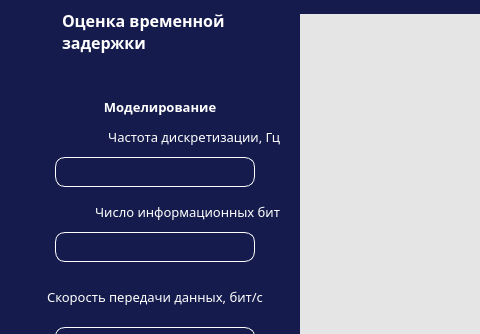
nmikolaychuk/time-delay-assessment-doppler, file ui/main.ui: the form before one commit; both pictures show x 0 to 480 and y 0 to 334 of the 1315 by 806 pixel window.
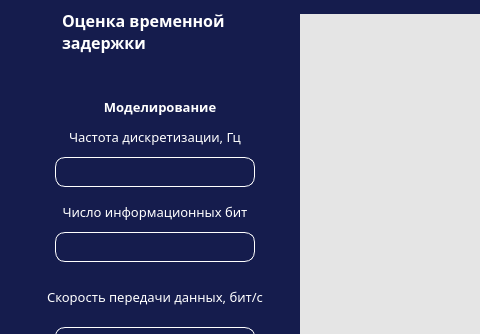
The form after the commit. Icons and pictures are not drawn.

Commit message: Обновлен интерфейс

```diff
--- a/ui/main.ui
+++ b/ui/main.ui
@@ -326,7 +326,7 @@
                 <string>Частота дискретизации, Гц</string>
                </property>
                <property name="alignment">
-                <set>Qt::AlignRight|Qt::AlignTrailing|Qt::AlignVCenter</set>
+                <set>Qt::AlignCenter</set>
                </property>
               </widget>
              </item>
@@ -424,7 +424,7 @@
                 <string>Число информационных бит</string>
                </property>
                <property name="alignment">
-                <set>Qt::AlignRight|Qt::AlignTrailing|Qt::AlignVCenter</set>
+                <set>Qt::AlignCenter</set>
                </property>
               </widget>
              </item>
```
